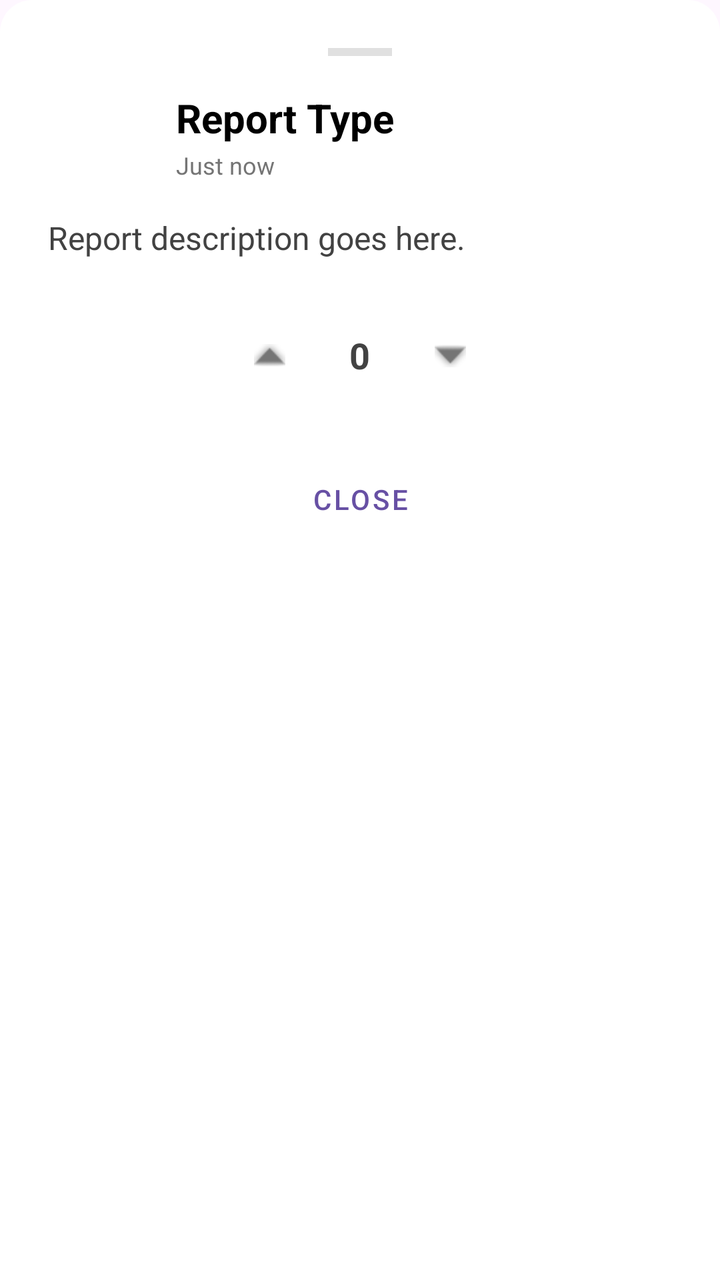
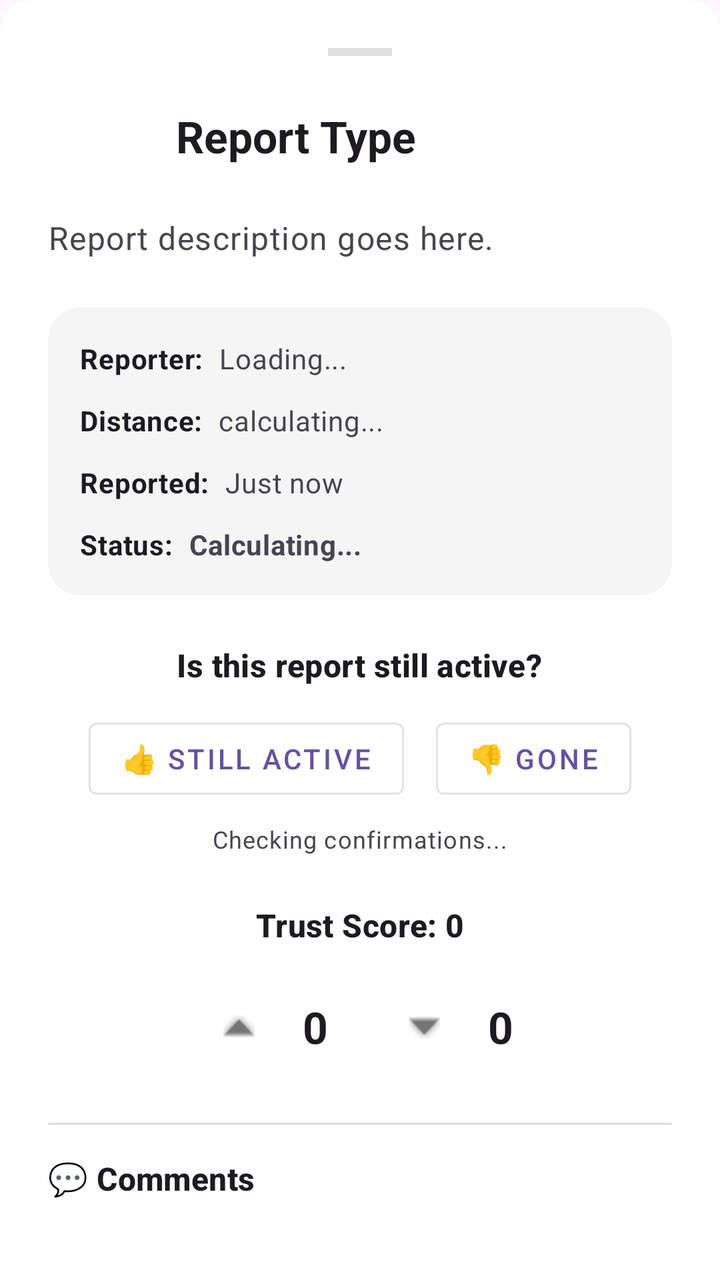

The first picture is an Android layout as it rendered before a commit; the second is the same layout after the commit. The layout source and the unified diff follow.
<!-- AndroidManifest.xml: application theme Theme.RouteGuard -->
<!-- res/layout/bottom_sheet_report_details.xml -->
<?xml version="1.0" encoding="utf-8"?>
<LinearLayout xmlns:android="http://schemas.android.com/apk/res/android"
    xmlns:app="http://schemas.android.com/apk/res-auto"
    android:layout_width="match_parent"
    android:layout_height="wrap_content"
    android:background="@drawable/bottom_sheet_background"
    android:orientation="vertical"
    android:padding="24dp">

    <View
        android:layout_width="32dp"
        android:layout_height="4dp"
        android:layout_gravity="center_horizontal"
        android:layout_marginBottom="16dp"
        android:background="#E0E0E0" />

    <LinearLayout
        android:layout_width="match_parent"
        android:layout_height="wrap_content"
        android:orientation="horizontal"
        android:gravity="center_vertical">

        <ImageView
            android:id="@+id/ivReportIcon"
            android:layout_width="48dp"
            android:layout_height="48dp"
            android:layout_marginEnd="16dp"
            android:src="@drawable/ic_other" />

        <LinearLayout
            android:layout_width="0dp"
            android:layout_height="wrap_content"
            android:layout_weight="1"
            android:orientation="vertical">

            <TextView
                android:id="@+id/tvReportType"
                android:layout_width="wrap_content"
                android:layout_height="wrap_content"
                android:text="@string/report_type"
                android:textSize="20sp"
                android:textStyle="bold"
                android:textColor="@color/black" />

            <TextView
                android:id="@+id/tvReportTime"
                android:layout_width="wrap_content"
                android:layout_height="wrap_content"
                android:text="@string/just_now"
                android:textSize="12sp"
                android:textColor="#757575"
                android:layout_marginTop="2dp" />
        </LinearLayout>
    </LinearLayout>

    <TextView
        android:id="@+id/tvReportDescription"
        android:layout_width="match_parent"
        android:layout_height="wrap_content"
        android:layout_marginTop="16dp"
        android:layout_marginBottom="24dp"
        android:text="@string/report_description_placeholder"
        android:textSize="16sp"
        android:textColor="#424242" />

    <LinearLayout
        android:layout_width="match_parent"
        android:layout_height="wrap_content"
        android:orientation="horizontal"
        android:gravity="center"
        android:layout_marginBottom="24dp">

        <ImageButton
            android:id="@+id/btnUpvote"
            android:layout_width="48dp"
            android:layout_height="48dp"
            android:background="?attr/selectableItemBackgroundBorderless"
            android:src="@android:drawable/arrow_up_float"
            android:contentDescription="Upvote report"
            app:tint="#757575" />

        <TextView
            android:id="@+id/tvVoteCount"
            android:layout_width="wrap_content"
            android:layout_height="wrap_content"
            android:layout_marginStart="16dp"
            android:layout_marginEnd="16dp"
            android:text="0"
            android:textSize="18sp"
            android:textStyle="bold"
            android:textColor="#424242" />

        <ImageButton
            android:id="@+id/btnDownvote"
            android:layout_width="48dp"
            android:layout_height="48dp"
            android:background="?attr/selectableItemBackgroundBorderless"
            android:src="@android:drawable/arrow_down_float"
            android:contentDescription="Downvote report"
            app:tint="#757575" />

    </LinearLayout>

    <com.google.android.material.button.MaterialButton
        android:id="@+id/btnClose"
        style="@style/Widget.MaterialComponents.Button.TextButton"
        android:layout_width="match_parent"
        android:layout_height="wrap_content"
        android:text="@string/close" />

</LinearLayout>
<!-- resources referenced by this layout -->
<resources>
  <color name="black">#FF000000</color>
  <!-- drawable bottom_sheet_background (drawable) -->
  <?xml version="1.0" encoding="utf-8"?>
  <shape xmlns:android="http://schemas.android.com/apk/res/android"
      android:shape="rectangle">
      <solid android:color="#FFFFFF" />
      <corners
          android:topLeftRadius="16dp"
          android:topRightRadius="16dp" />
  </shape>
  <!-- drawable ic_other (drawable) -->
  <vector xmlns:android="http://schemas.android.com/apk/res/android"
      android:width="24dp"
      android:height="24dp"
      android:viewportWidth="24"
      android:viewportHeight="24">
    <path
        android:fillColor="#FFFFFF"
        android:pathData="M12,2C6.48,2 2,6.48 2,12s4.48,10 10,10s10,-4.48 10,-10S17.52,2 12,2zM13,17h-2v-2h2V17zM13,13h-2V7h2V13z"/>
  </vector>
  <string name="close">Close</string>
  <string name="just_now">Just now</string>
  <string name="report_description_placeholder">Report description goes here.</string>
  <string name="report_type">Report Type</string>
  <style name="Theme.RouteGuard" parent="Base.Theme.RouteGuard" />
  <style name="Base.Theme.RouteGuard" parent="Theme.Material3.DayNight.NoActionBar">
          
          
      </style>
</resources>

<!-- the commit's change to res/layout/bottom_sheet_report_details.xml (unified diff, before → after) -->
@@ -1,12 +1,14 @@
 <?xml version="1.0" encoding="utf-8"?>
 <LinearLayout xmlns:android="http://schemas.android.com/apk/res/android"
     xmlns:app="http://schemas.android.com/apk/res-auto"
+    xmlns:tools="http://schemas.android.com/tools"
     android:layout_width="match_parent"
     android:layout_height="wrap_content"
     android:background="@drawable/bottom_sheet_background"
     android:orientation="vertical"
     android:padding="24dp">
 
+    
     <View
         android:layout_width="32dp"
         android:layout_height="4dp"
@@ -14,11 +16,13 @@
         android:layout_marginBottom="16dp"
         android:background="#E0E0E0" />
 
+    
     <LinearLayout
         android:layout_width="match_parent"
         android:layout_height="wrap_content"
         android:orientation="horizontal"
-        android:gravity="center_vertical">
+        android:gravity="center_vertical"
+        android:layout_marginBottom="16dp">
 
         <ImageView
             android:id="@+id/ivReportIcon"
@@ -27,41 +31,204 @@
             android:layout_marginEnd="16dp"
             android:src="@drawable/ic_other" />
 
-        <LinearLayout
+        <TextView
+            android:id="@+id/tvReportType"
             android:layout_width="0dp"
             android:layout_height="wrap_content"
             android:layout_weight="1"
-            android:orientation="vertical">
-
-            <TextView
-                android:id="@+id/tvReportType"
-                android:layout_width="wrap_content"
-                android:layout_height="wrap_content"
-                android:text="@string/report_type"
-                android:textSize="20sp"
-                android:textStyle="bold"
-                android:textColor="@color/black" />
-
-            <TextView
-                android:id="@+id/tvReportTime"
-                android:layout_width="wrap_content"
-                android:layout_height="wrap_content"
-                android:text="@string/just_now"
-                android:textSize="12sp"
-                android:textColor="#757575"
-                android:layout_marginTop="2dp" />
-        </LinearLayout>
+            android:text="@string/report_type"
+            android:textAppearance="?attr/textAppearanceTitleLarge"
+            android:textStyle="bold"
+            android:textColor="?attr/colorOnSurface" />
     </LinearLayout>
 
+    
     <TextView
         android:id="@+id/tvReportDescription"
         android:layout_width="match_parent"
         android:layout_height="wrap_content"
-        android:layout_marginTop="16dp"
         android:layout_marginBottom="24dp"
         android:text="@string/report_description_placeholder"
-        android:textSize="16sp"
-        android:textColor="#424242" />
+        android:textAppearance="?attr/textAppearanceBodyLarge"
+        android:textColor="?attr/colorOnSurfaceVariant" />
+
+    
+    <com.google.android.material.card.MaterialCardView
+        android:layout_width="match_parent"
+        android:layout_height="wrap_content"
+        android:layout_marginBottom="24dp"
+        app:cardElevation="0dp"
+        app:cardBackgroundColor="#F5F5F5"
+        app:cardCornerRadius="16dp"
+        app:strokeWidth="0dp">
+
+        <LinearLayout
+            android:layout_width="match_parent"
+            android:layout_height="wrap_content"
+            android:orientation="vertical"
+            android:padding="16dp">
+
+            
+            <LinearLayout
+                android:layout_width="match_parent"
+                android:layout_height="wrap_content"
+                android:orientation="horizontal"
+                android:layout_marginBottom="12dp">
+                <TextView
+                    android:layout_width="wrap_content"
+                    android:layout_height="wrap_content"
+                    android:text="Reporter:"
+                    android:textStyle="bold"
+                    android:layout_marginEnd="8dp"
+                    android:textAppearance="?attr/textAppearanceBodyMedium"
+                    android:textColor="?attr/colorOnSurface" />
+                <TextView
+                    android:id="@+id/tvReporterName"
+                    android:layout_width="0dp"
+                    android:layout_height="wrap_content"
+                    android:layout_weight="1"
+                    android:text="Loading..."
+                    android:textAppearance="?attr/textAppearanceBodyMedium"
+                    android:textColor="?attr/colorOnSurfaceVariant" />
+            </LinearLayout>
+
+            
+            <LinearLayout
+                android:layout_width="match_parent"
+                android:layout_height="wrap_content"
+                android:orientation="horizontal"
+                android:layout_marginBottom="12dp">
+                <TextView
+                    android:layout_width="wrap_content"
+                    android:layout_height="wrap_content"
+                    android:text="Distance:"
+                    android:textStyle="bold"
+                    android:layout_marginEnd="8dp"
+                    android:textAppearance="?attr/textAppearanceBodyMedium"
+                    android:textColor="?attr/colorOnSurface" />
+                <TextView
+                    android:id="@+id/tvDistance"
+                    android:layout_width="0dp"
+                    android:layout_height="wrap_content"
+                    android:layout_weight="1"
+                    android:text="calculating..."
+                    android:textAppearance="?attr/textAppearanceBodyMedium"
+                    android:textColor="?attr/colorOnSurfaceVariant" />
+            </LinearLayout>
+
+            
+            <LinearLayout
+                android:layout_width="match_parent"
+                android:layout_height="wrap_content"
+                android:orientation="horizontal"
+                android:layout_marginBottom="12dp">
+                <TextView
+                    android:layout_width="wrap_content"
+                    android:layout_height="wrap_content"
+                    android:text="Reported:"
+                    android:textStyle="bold"
+                    android:layout_marginEnd="8dp"
+                    android:textAppearance="?attr/textAppearanceBodyMedium"
+                    android:textColor="?attr/colorOnSurface" />
+                <TextView
+                    android:id="@+id/tvReportTime"
+                    android:layout_width="0dp"
+                    android:layout_height="wrap_content"
+                    android:layout_weight="1"
+                    android:text="@string/just_now"
+                    android:textAppearance="?attr/textAppearanceBodyMedium"
+                    android:textColor="?attr/colorOnSurfaceVariant" />
+            </LinearLayout>
+
+            
+            <LinearLayout
+                android:layout_width="match_parent"
+                android:layout_height="wrap_content"
+                android:orientation="horizontal">
+                <TextView
+                    android:layout_width="wrap_content"
+                    android:layout_height="wrap_content"
+                    android:text="Status:"
+                    android:textStyle="bold"
+                    android:layout_marginEnd="8dp"
+                    android:textAppearance="?attr/textAppearanceBodyMedium"
+                    android:textColor="?attr/colorOnSurface" />
+                <TextView
+                    android:id="@+id/tvExpiryStatus"
+                    android:layout_width="0dp"
+                    android:layout_height="wrap_content"
+                    android:layout_weight="1"
+                    android:text="Calculating..."
+                    android:textStyle="bold"
+                    android:textAppearance="?attr/textAppearanceBodyMedium"
+                    android:textColor="?attr/colorOnSurfaceVariant" />
+            </LinearLayout>
+
+        </LinearLayout>
+    </com.google.android.material.card.MaterialCardView>
+
+    
+    <LinearLayout
+        android:id="@+id/llConfirmationSection"
+        android:layout_width="match_parent"
+        android:layout_height="wrap_content"
+        android:orientation="vertical"
+        android:layout_marginBottom="24dp"
+        android:gravity="center">
+
+        <TextView
+            android:layout_width="wrap_content"
+            android:layout_height="wrap_content"
+            android:text="Is this report still active?"
+            android:textAppearance="?attr/textAppearanceTitleMedium"
+            android:textStyle="bold"
+            android:textColor="?attr/colorOnSurface"
+            android:layout_marginBottom="12dp" />
+
+        <LinearLayout
+            android:layout_width="match_parent"
+            android:layout_height="wrap_content"
+            android:orientation="horizontal"
+            android:gravity="center"
+            android:layout_marginBottom="8dp">
+
+            <com.google.android.material.button.MaterialButton
+                android:id="@+id/btnConfirmActive"
+                android:layout_width="wrap_content"
+                android:layout_height="wrap_content"
+                android:layout_marginEnd="8dp"
+                android:text="👍 Still Active"
+                style="@style/Widget.MaterialComponents.Button.OutlinedButton" />
+
+            <com.google.android.material.button.MaterialButton
+                android:id="@+id/btnConfirmGone"
+                android:layout_width="wrap_content"
+                android:layout_height="wrap_content"
+                android:layout_marginStart="8dp"
+                android:text="👎 Gone"
+                style="@style/Widget.MaterialComponents.Button.OutlinedButton" />
+        </LinearLayout>
+
+        <TextView
+            android:id="@+id/tvConfirmationStatus"
+            android:layout_width="wrap_content"
+            android:layout_height="wrap_content"
+            android:text="Checking confirmations..."
+            android:textAppearance="?attr/textAppearanceBodySmall"
+            android:textColor="?attr/colorOnSurfaceVariant" />
+    </LinearLayout>
+
+    
+    <TextView
+        android:id="@+id/tvTrustScore"
+        android:layout_width="match_parent"
+        android:layout_height="wrap_content"
+        android:text="Trust Score: 0"
+        android:textAppearance="?attr/textAppearanceTitleMedium"
+        android:textStyle="bold"
+        android:textColor="?attr/colorOnSurface"
+        android:gravity="center"
+        android:layout_marginBottom="16dp" />
 
     <LinearLayout
         android:layout_width="match_parent"
@@ -80,15 +247,15 @@
             app:tint="#757575" />
 
         <TextView
-            android:id="@+id/tvVoteCount"
-            android:layout_width="wrap_content"
-            android:layout_height="wrap_content"
-            android:layout_marginStart="16dp"
-            android:layout_marginEnd="16dp"
+            android:id="@+id/tvUpvoteCount"
+            android:layout_width="wrap_content"
+            android:layout_height="wrap_content"
+            android:layout_marginStart="8dp"
+            android:layout_marginEnd="24dp"
             android:text="0"
-            android:textSize="18sp"
+            android:textAppearance="?attr/textAppearanceTitleLarge"
             android:textStyle="bold"
-            android:textColor="#424242" />
+            android:textColor="?attr/colorOnSurface" />
 
         <ImageButton
             android:id="@+id/btnDownvote"
@@ -99,6 +266,112 @@
             android:contentDescription="Downvote report"
             app:tint="#757575" />
 
+        <TextView
+            android:id="@+id/tvDownvoteCount"
+            android:layout_width="wrap_content"
+            android:layout_height="wrap_content"
+            android:layout_marginStart="8dp"
+            android:layout_marginEnd="8dp"
+            android:text="0"
+            android:textAppearance="?attr/textAppearanceTitleLarge"
+            android:textStyle="bold"
+            android:textColor="?attr/colorOnSurface" />
+
+    </LinearLayout>
+
+    <View
+        android:layout_width="match_parent"
+        android:layout_height="1dp"
+        android:background="#E0E0E0"
+        android:layout_marginBottom="16dp" />
+
+    <TextView
+        android:layout_width="wrap_content"
+        android:layout_height="wrap_content"
+        android:text="💬 Comments"
+        android:textAppearance="?attr/textAppearanceTitleMedium"
+        android:textStyle="bold"
+        android:textColor="?attr/colorOnSurface"
+        android:layout_marginBottom="8dp" />
+        
+    <FrameLayout
+        android:layout_width="match_parent"
+        android:layout_height="0dp"
+        android:layout_weight="1">
+
+        <ProgressBar
+            android:id="@+id/pbCommentsLoading"
+            android:layout_width="wrap_content"
+            android:layout_height="wrap_content"
+            android:layout_gravity="center"
+            android:visibility="gone" />
+
+        <TextView
+            android:id="@+id/tvCommentsEmptyState"
+            android:layout_width="wrap_content"
+            android:layout_height="wrap_content"
+            android:layout_gravity="center"
+            android:gravity="center"
+            android:text="💬\n\nNo comments yet.\nBe the first to update this report."
+            android:textAppearance="?attr/textAppearanceBodyMedium"
+            android:textColor="?attr/colorOnSurfaceVariant"
+            android:visibility="gone" />
+
+        <androidx.recyclerview.widget.RecyclerView
+            android:id="@+id/rvComments"
+            android:layout_width="match_parent"
+            android:layout_height="match_parent"
+            android:clipToPadding="false"
+            android:paddingBottom="8dp" />
+            
+    </FrameLayout>
+    
+    <LinearLayout
+        android:layout_width="match_parent"
+        android:layout_height="wrap_content"
+        android:orientation="horizontal"
+        android:gravity="center_vertical"
+        android:background="@drawable/bottom_sheet_background"
+        android:paddingTop="8dp">
+
+        <LinearLayout
+            android:layout_width="0dp"
+            android:layout_height="wrap_content"
+            android:layout_weight="1"
+            android:orientation="vertical">
+
+            <EditText
+                android:id="@+id/etCommentInput"
+                android:layout_width="match_parent"
+                android:layout_height="wrap_content"
+                android:hint="Add a comment..."
+                android:background="@null"
+                android:maxLength="200"
+                android:inputType="textMultiLine"
+                android:maxLines="4"
+                android:padding="8dp"
+                android:textSize="14sp"/>
+
+            <TextView
+                android:id="@+id/tvCharCounter"
+                android:layout_width="wrap_content"
+                android:layout_height="wrap_content"
+                android:layout_marginStart="8dp"
+                android:text="0/200"
+                android:textSize="12sp"
+                android:textColor="?attr/colorOnSurfaceVariant" />
+        </LinearLayout>
+
+        <ImageButton
+            android:id="@+id/btnSendComment"
+            android:layout_width="48dp"
+            android:layout_height="48dp"
+            android:background="?attr/selectableItemBackgroundBorderless"
+            android:src="@android:drawable/ic_menu_send"
+            android:contentDescription="Send comment"
+            app:tint="?attr/colorPrimary"
+            android:enabled="false"
+            android:alpha="0.5"/>
     </LinearLayout>
 
     <com.google.android.material.button.MaterialButton
@@ -106,6 +379,7 @@
         style="@style/Widget.MaterialComponents.Button.TextButton"
         android:layout_width="match_parent"
         android:layout_height="wrap_content"
+        android:layout_marginTop="8dp"
         android:text="@string/close" />
 
 </LinearLayout>
<!-- resource entries referenced after the edit -->
@@ -1,6 +1,5 @@
 <!-- resources referenced by this layout -->
 <resources>
-  <color name="black">#FF000000</color>
   <!-- drawable bottom_sheet_background (drawable) -->
   <?xml version="1.0" encoding="utf-8"?>
   <shape xmlns:android="http://schemas.android.com/apk/res/android"
